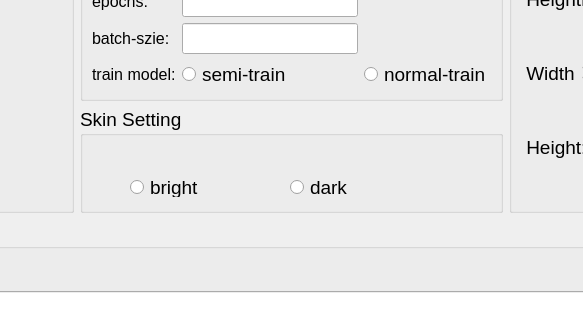
qwerzjut/gitdemo, file UI/Setting/SettingWin1.ui: the form before one commit; both pictures show x 355 to 938 and y 195 to 515 of the 1293 by 888 pixel window.
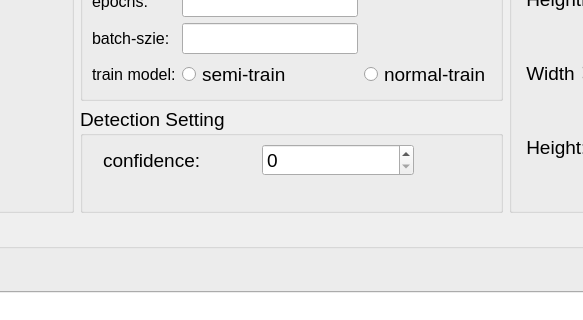
The form after the commit.

Diff of the .ui file:
```diff
--- a/UI/Setting/SettingWin1.ui
+++ b/UI/Setting/SettingWin1.ui
@@ -264,33 +264,29 @@
           </font>
          </property>
          <property name="title">
-          <string>Skin Setting</string>
+          <string>Detection Setting</string>
          </property>
-         <widget class="QRadioButton" name="bright_radioButton">
+         <widget class="QWidget" name="">
           <property name="geometry">
            <rect>
-            <x>50</x>
-            <y>70</y>
-            <width>101</width>
-            <height>20</height>
+            <x>23</x>
+            <y>28</y>
+            <width>311</width>
+            <height>51</height>
            </rect>
           </property>
-          <property name="text">
-           <string>bright</string>
-          </property>
-         </widget>
-         <widget class="QRadioButton" name="dark_radioButton">
-          <property name="geometry">
-           <rect>
-            <x>210</x>
-            <y>70</y>
-            <width>101</width>
-            <height>20</height>
-           </rect>
-          </property>
-          <property name="text">
-           <string>dark</string>
-          </property>
+          <layout class="QHBoxLayout" name="horizontalLayout_4">
+           <item>
+            <widget class="QLabel" name="label">
+             <property name="text">
+              <string>confidence:</string>
+             </property>
+            </widget>
+           </item>
+           <item>
+            <widget class="QSpinBox" name="spinBox"/>
+           </item>
+          </layout>
          </widget>
         </widget>
        </item>
```
Left out of the diff: 42 changed lines with no effect on the pictures.
